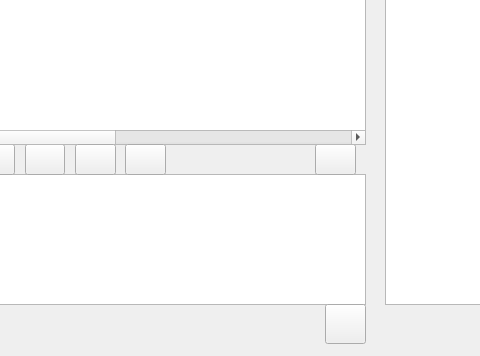
Before: the Qt Designer form mainwindow.ui in jammgit/Chat, drawn with Qt 5; both pictures show x 445 to 925 and y 276 to 632 of the 1008 by 632 pixel window.
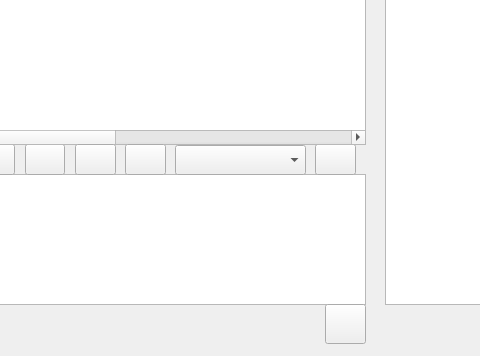
After: the same form once the commit is applied. Icons and pictures are not drawn. Custom widgets are drawn as their Qt base class.

```diff
--- a/mainwindow.ui
+++ b/mainwindow.ui
@@ -533,6 +533,22 @@
      <enum>Qt::Vertical</enum>
     </property>
    </widget>
+   <widget class="QComboBox" name="COMBO_DOWN_FILE_LIST">
+    <property name="geometry">
+     <rect>
+      <x>620</x>
+      <y>421</y>
+      <width>131</width>
+      <height>30</height>
+     </rect>
+    </property>
+    <property name="acceptDrops">
+     <bool>false</bool>
+    </property>
+    <property name="autoFillBackground">
+     <bool>false</bool>
+    </property>
+   </widget>
   </widget>
  </widget>
  <layoutdefault spacing="6" margin="11"/>
```
